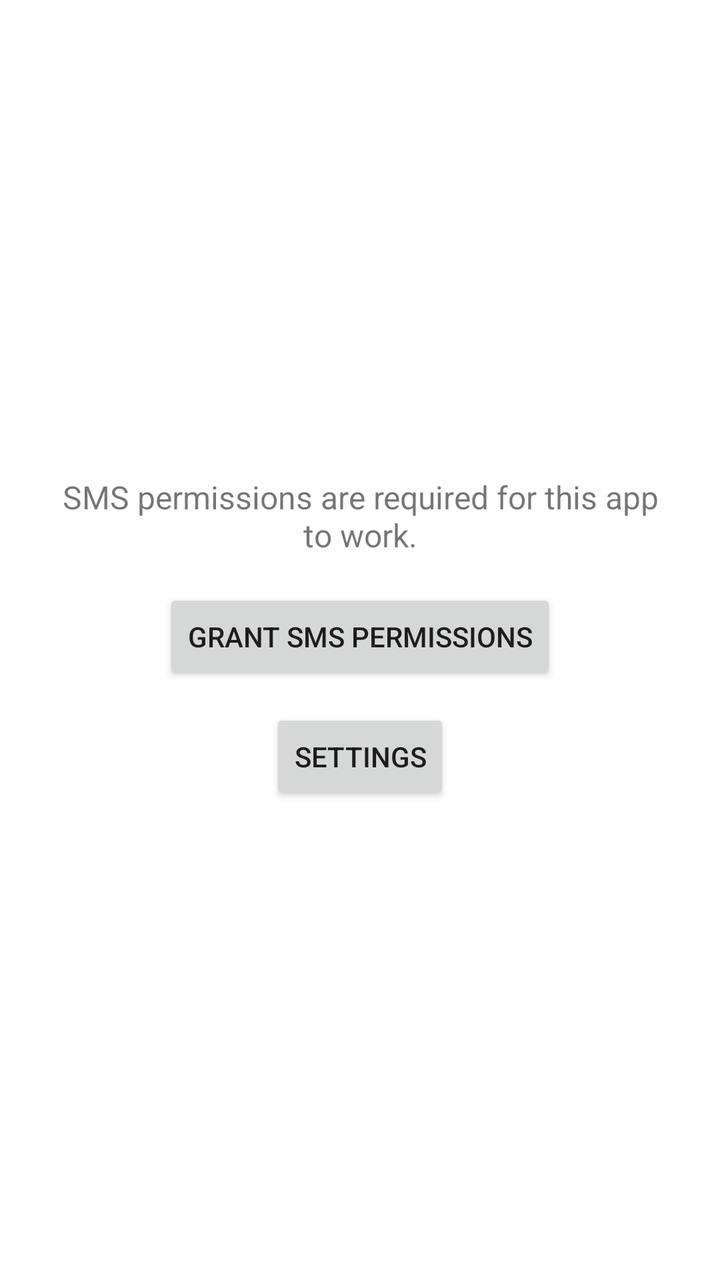
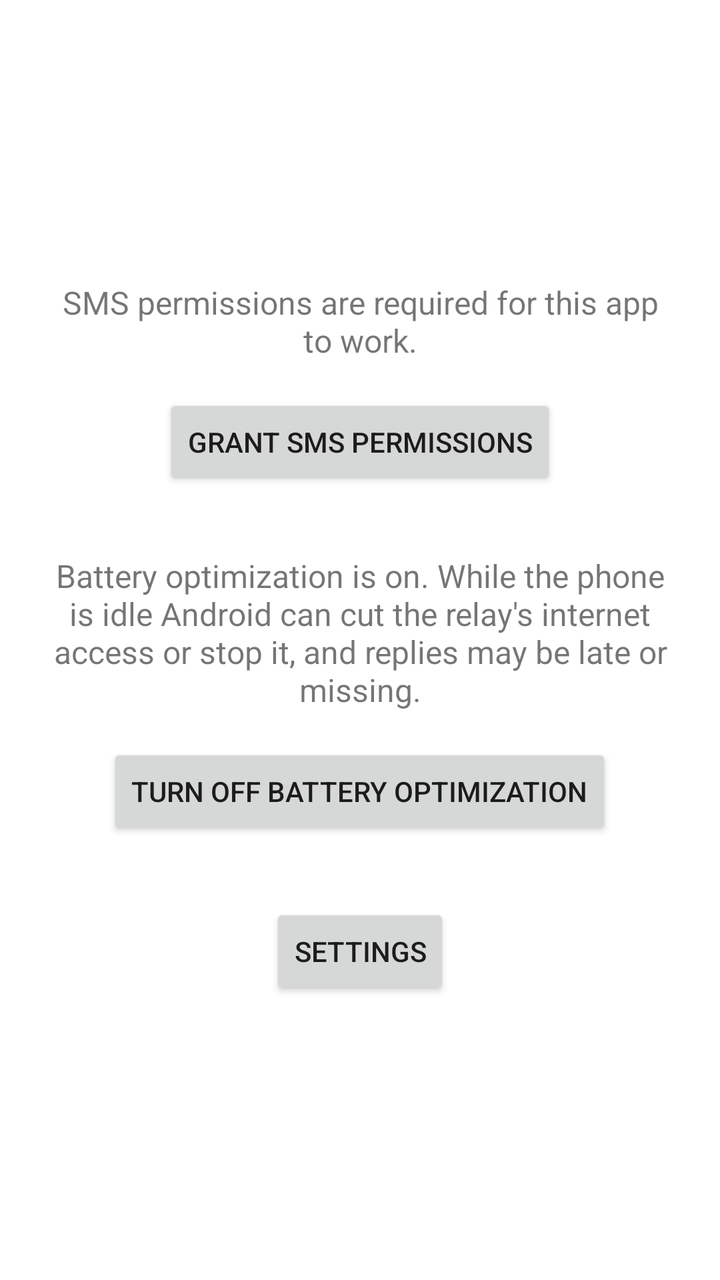

The first picture is an Android layout as it rendered before a commit; the second is the same layout after the commit. The layout source and the unified diff follow.
<!-- AndroidManifest.xml: application theme Theme.SmsAiRelay -->
<!-- res/layout/activity_main.xml -->
<?xml version="1.0" encoding="utf-8"?>
<LinearLayout xmlns:android="http://schemas.android.com/apk/res/android"
    android:layout_width="match_parent"
    android:layout_height="match_parent"
    android:orientation="vertical"
    android:gravity="center"
    android:padding="24dp">

    <TextView
        android:id="@+id/statusText"
        android:layout_width="wrap_content"
        android:layout_height="wrap_content"
        android:textSize="16sp"
        android:gravity="center"
        android:text="@string/permissions_needed" />

    <Button
        android:id="@+id/grantButton"
        android:layout_width="wrap_content"
        android:layout_height="wrap_content"
        android:layout_marginTop="16dp"
        android:text="@string/grant_permissions" />

    <Button
        android:id="@+id/settingsButton"
        android:layout_width="wrap_content"
        android:layout_height="wrap_content"
        android:layout_marginTop="12dp"
        android:text="@string/open_settings" />

</LinearLayout>
<!-- resources referenced by this layout -->
<resources>
  <string name="grant_permissions">Grant SMS Permissions</string>
  <string name="open_settings">Settings</string>
  <string name="permissions_needed">SMS permissions are required for this app to work.</string>
  <style name="Theme.SmsAiRelay" parent="Theme.MaterialComponents.DayNight.NoActionBar" />
</resources>

<!-- the commit's change to res/layout/activity_main.xml (unified diff, before → after) -->
@@ -21,11 +21,27 @@
         android:layout_marginTop="16dp"
         android:text="@string/grant_permissions" />
 
+    <TextView
+        android:id="@+id/batteryText"
+        android:layout_width="wrap_content"
+        android:layout_height="wrap_content"
+        android:layout_marginTop="32dp"
+        android:textSize="16sp"
+        android:gravity="center"
+        android:text="@string/battery_restricted" />
+
+    <Button
+        android:id="@+id/batteryButton"
+        android:layout_width="wrap_content"
+        android:layout_height="wrap_content"
+        android:layout_marginTop="16dp"
+        android:text="@string/battery_button" />
+
     <Button
         android:id="@+id/settingsButton"
         android:layout_width="wrap_content"
         android:layout_height="wrap_content"
-        android:layout_marginTop="12dp"
+        android:layout_marginTop="32dp"
         android:text="@string/open_settings" />
 
 </LinearLayout>
<!-- resource entries referenced after the edit -->
@@ -1,5 +1,7 @@
 <!-- resources referenced by this layout -->
 <resources>
+  <string name="battery_button">Turn Off Battery Optimization</string>
+  <string name="battery_restricted">Battery optimization is on. While the phone is idle Android can cut the relay\'s internet access or stop it, and replies may be late or missing.</string>
   <string name="grant_permissions">Grant SMS Permissions</string>
   <string name="open_settings">Settings</string>
   <string name="permissions_needed">SMS permissions are required for this app to work.</string>
